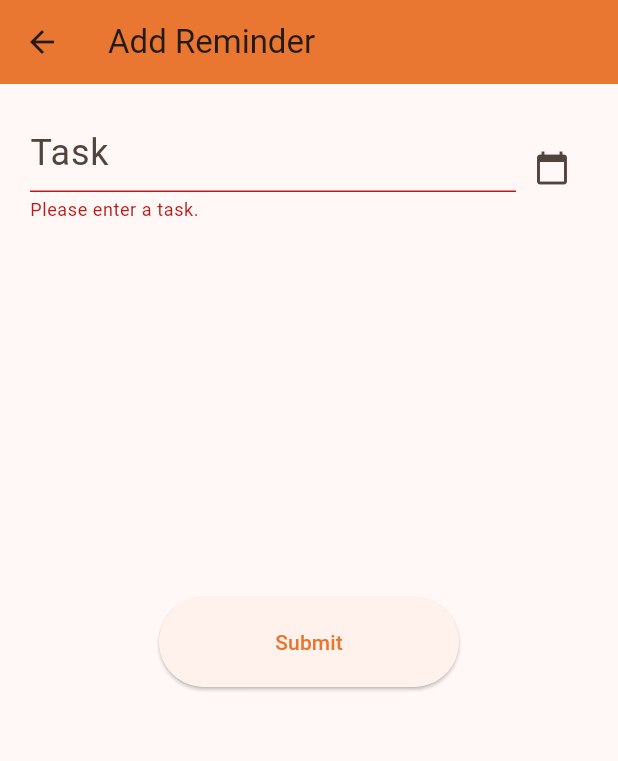
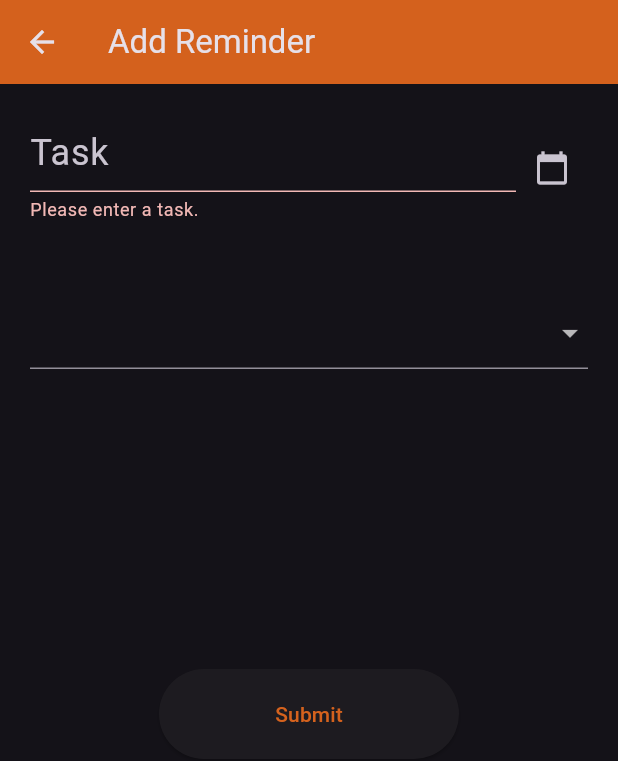
Before and after one commit to sam-kenney/reminders, a Flutter app: the AddReminder screen opened directly, after a tap on "Submit", on a phone screen of 412 x 824 dp. Shown: the top 761 px of the screen. Run offline on Flutter 3.47's test engine with Material 3 defaults, Android fonts, the phone set to English and light mode, and no system bars; our stand-ins replace confetti, package_info_plus; network calls fail.

Commit message:
Update frontend

```diff
--- a/frontend/lib/main.dart
+++ b/frontend/lib/main.dart
@@ -19,7 +19,7 @@ class App extends StatelessWidget {
         useMaterial3: true,
       ),
       darkTheme: ThemeData.dark(),
-      themeMode: ThemeMode.system,
+      themeMode: ThemeMode.dark,
       home: const Home(title: 'Reminders'),
     );
   }
--- a/frontend/lib/models/reminder.dart
+++ b/frontend/lib/models/reminder.dart
@@ -12,11 +12,15 @@ class Reminder {
   String? id;
   String title;
   int due;
+  int priority;
+  String? assignee;
 
   Reminder({
     this.id,
     required this.title,
     required this.due,
+    required this.priority,
+    this.assignee,
   });
 
   DateTime get dueDate =>
@@ -26,7 +30,7 @@ class Reminder {
 
   Text subtitle(BuildContext context) {
     return Text(
-      dueDateFmt,
+      "$dueDateFmt ${assignee != null ? '- $assignee' : ''}",
       style: TextStyle(
         color: dueDate.isBefore(today())
             ? Colors.red
@@ -38,11 +42,23 @@ class Reminder {
   Reminder.fromJson(Map<String, dynamic> json)
       : id = json['id'],
         title = json['title'],
-        due = json['due'];
+        due = json['due'],
+        priority = json['priority'],
+        assignee = json['assignee'];
+
+  Map<String, Object?> toMap() => {
+        'id': id,
+        'title': title,
+        'due': due,
+        'priority': priority,
+        'assignee': assignee,
+      };
 
   String toJson() => jsonEncode({
         'id': id,
         'title': title,
         'due': due,
+        'priority': priority,
+        'assignee': assignee,
       });
 }
--- a/frontend/lib/pages/add_reminder.dart
+++ b/frontend/lib/pages/add_reminder.dart
@@ -19,6 +19,7 @@ class _AddReminderState extends State<AddReminder> {
 
   final _formKey = GlobalKey<FormState>();
   final _titleController = TextEditingController();
+  final _dropdownController = TextEditingController();
   DateTime selectedDate = DateTime.now();
 
   Future<void> _selectDate(BuildContext context) async {
@@ -92,7 +93,28 @@ class _AddReminderState extends State<AddReminder> {
                     )
                   ],
                 ),
-                const SizedBox(height: 250),
+                const SizedBox(height: 50),
+                DropdownButtonFormField(
+                  items: const [
+                    DropdownMenuItem(
+                      value: 'Ash',
+                      child: Text('Ash'),
+                    ),
+                    DropdownMenuItem(
+                      value: 'Sam',
+                      child: Text('Sam'),
+                    ),
+                  ],
+                  onChanged: (value) {
+                    setState(() {
+                      _dropdownController.text = value.toString();
+                    });
+                  },
+                  value: _dropdownController.text.isEmpty
+                      ? null
+                      : _dropdownController.text,
+                ),
+                const SizedBox(height: 200),
                 Center(
                   child: ElevatedButton(
                     onPressed: () {
@@ -105,6 +127,10 @@ class _AddReminderState extends State<AddReminder> {
                         final reminder = Reminder(
                           title: _titleController.text,
                           due: due.millisecondsSinceEpoch ~/ 1000,
+                          priority: 1000,
+                          assignee: _dropdownController.text.isEmpty
+                              ? null
+                              : _dropdownController.text,
                         );
                         reminders.create(reminder).then((_) {
                           Navigator.pop(context);
--- a/frontend/pubspec.yaml
+++ b/frontend/pubspec.yaml
@@ -16,7 +16,7 @@ publish_to: "none" # Remove this line if you wish to publish to pub.dev
 # https://developer.apple.com/library/archive/documentation/General/Reference/InfoPlistKeyReference/Articles/CoreFoundationKeys.html
 # In Windows, build-name is used as the major, minor, and patch parts
 # of the product and file versions while build-number is used as the build suffix.
-version: 2.0.0+1
+version: 2.1.0+1
 
 environment:
   sdk: ">=3.2.3 <4.0.0"
```
Also changed, not shown: frontend/lib/pages/home.dart (+34 -3 lines), frontend/lib/reminders.dart (+21 -3 lines).
